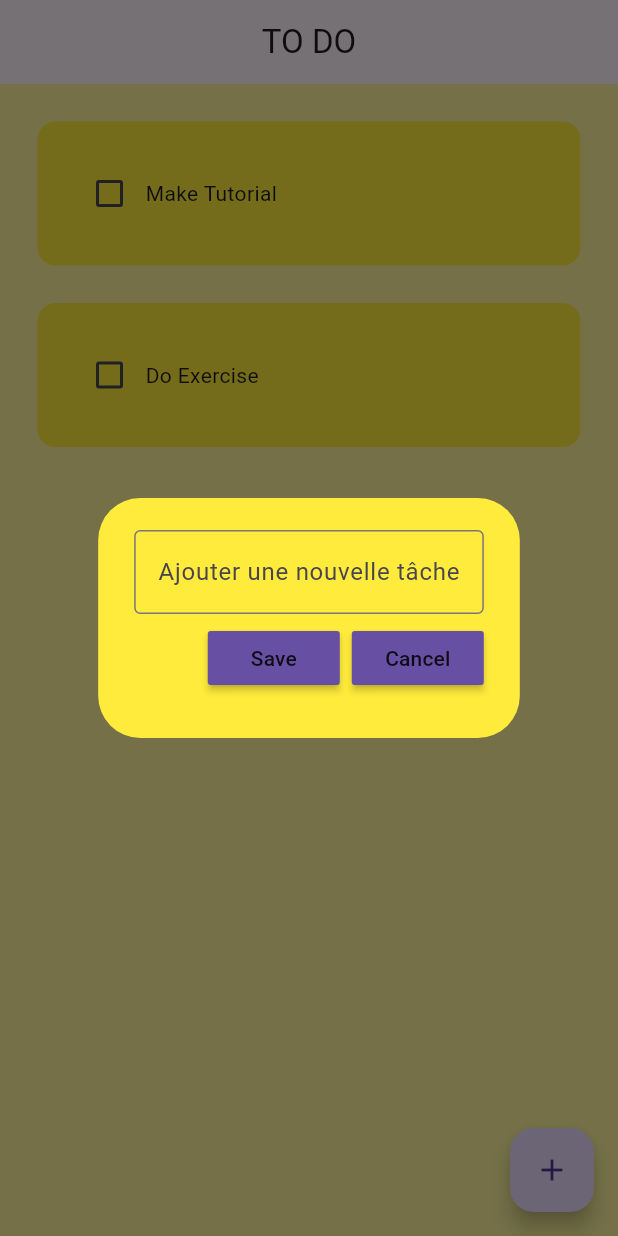
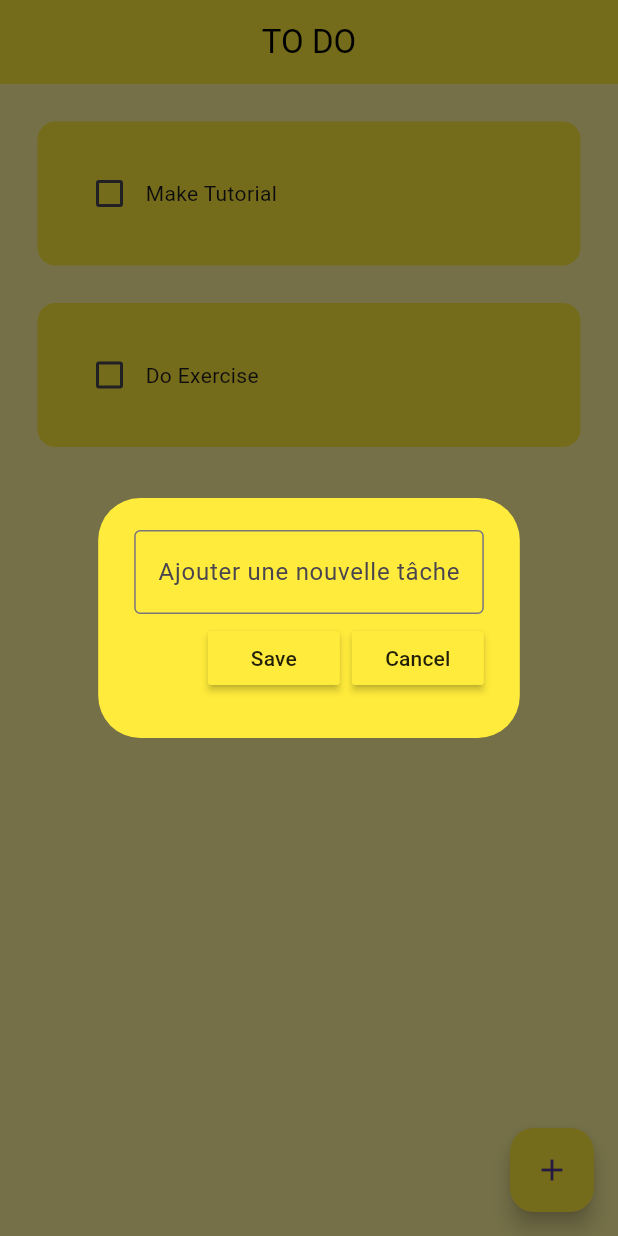
Before and after one commit to Kaiba777/ToDoListFlutter, a Flutter app: the screen it shows after launch, after a tap on the "add" icon, on a phone screen of 412 x 824 dp. Run offline on Flutter 3.47's test engine with Material 3 defaults, Android fonts, the phone set to English and light mode, and no system bars; drawn by our look-alikes of flutter_slidable; our stand-ins replace hive_flutter; accounts and stored records are empty.

```diff
--- /dev/null
+++ b/lib/data/database.dart
@@ -0,0 +1,26 @@
+import 'package:hive_flutter/hive_flutter.dart';
+
+class ToDoDataBase{
+  //Stocke les tâches
+  List toDoList = [];
+  final _myBox = Hive.box("mybox");
+
+  //Initialisation de la base de données
+  void createInitialData(){
+    toDoList = [
+      ["Make Tutorial", false],
+      ["Do Exercise", false],
+    ];
+  }
+
+  //Récupère les données de la base de données
+  void loadData(){
+    toDoList = _myBox.get("TODOLIST");
+  }
+
+  // Mise à jour de la base de données: car si je coche
+  // une tâche cela signifie que j'ai accomplie une tâche
+  void updateDataBase(){
+    _myBox.put("TODOLIST", toDoList);
+  }
+}
--- a/lib/main.dart
+++ b/lib/main.dart
@@ -1,7 +1,13 @@
 import 'package:flutter/material.dart';
+import 'package:hive_flutter/hive_flutter.dart';
 import 'package:todolist/pages/home_page.dart';
 
-void main() {
+void main() async {
+  //Initialiser hit c'est pour la base de données locales
+  await Hive.initFlutter();
+
+  var box = await Hive.openBox('mybox');
+
   runApp(const MyApp());
 }
 
@@ -14,7 +20,18 @@ class MyApp extends StatelessWidget {
     return MaterialApp(
       debugShowCheckedModeBanner: false,
       home: HomePage(),
-      theme: ThemeData(primarySwatch: Colors.yellow),
+      //Défini des couleurs par defaut
+      theme: ThemeData(
+        primarySwatch: Colors.yellow,
+        appBarTheme: AppBarTheme(
+          backgroundColor: Colors.yellow, // Couleur de fond de l'AppBar
+          foregroundColor: Colors.black, // Couleur du texte et des icônes
+        ),
+
+        floatingActionButtonTheme: FloatingActionButtonThemeData(
+          backgroundColor: Colors.yellow, // Couleur du bouton flottant
+        ),
+      ),
     );
   }
 }
--- a/lib/pages/home_page.dart
+++ b/lib/pages/home_page.dart
@@ -1,4 +1,6 @@
 import 'package:flutter/material.dart';
+import 'package:hive_flutter/hive_flutter.dart';
+import 'package:todolist/data/database.dart';
 import 'package:todolist/util/dialog_box.dart';
 import 'package:todolist/util/todo_tile.dart';
 
@@ -10,27 +12,40 @@ class HomePage extends StatefulWidget {
 }
 
 class _HomePageState extends State<HomePage> {
+  //gère la base de données en local
+  final _myBox = Hive.box('mybox');
+  ToDoDataBase db = ToDoDataBase();
+
+  @override
+  void initState() {
+
+    //Créer des données par défaut si c'est la première fois on ouvre l'app
+    if (_myBox.get("TODOLIST")  == null) {
+      db.createInitialData();
+    } else {
+      //sinon charger les données de la base de données
+      db.loadData();
+    }
+
+    super.initState();
+  }
 
   //Recupère les informations de AlertDialog
   final _controller = TextEditingController();
 
-  //Liste des ToDoList
-  List toDoList = [
-    ["Make Tutorial", false],
-    ["Do Exercise", false]
-  ];
-
   //Fonction pour gérer le changement du checkbox
   void checkBoxChanged(bool? value, int index) {
     setState(() {
-      toDoList[index][1] = !toDoList[index][1];
+      db.toDoList[index][1] = !db.toDoList[index][1];
     });
+    //Mise à jour de la base de données après que l'utilisateur à cocher une tâche
+    db.updateDataBase();
   }
 
   //Fonction pour ajouter de sauvegarde
   void saveNewTask(){
     setState(() {
-      toDoList.add([ _controller.text, false]);
+      db.toDoList.add([ _controller.text, false]);
       //Supprime le contenu du controller lorsqu'on ajoute une tâche
       _controller.clear();
     });
@@ -54,8 +69,10 @@ class _HomePageState extends State<HomePage> {
   //Fonction qui supprime une tâche
   void deleteTask(int index){
     setState(() {
-      toDoList.removeAt(index);
+      db.toDoList.removeAt(index);
     });
+    //Supprimer la tâche cocher
+    db.updateDataBase();
   }
 
   @override
@@ -70,12 +87,12 @@ class _HomePageState extends State<HomePage> {
         child: Icon(Icons.add),
       ),
       body: ListView.builder(
-        itemCount: toDoList.length,
+        itemCount: db.toDoList.length,
         itemBuilder: (context, index) {
           //ToDoTile gère la logique des tâches
           return ToDoTile(
-            taskName: toDoList[index][0],
-            taskCompleted: toDoList[index][1],
+            taskName: db.toDoList[index][0],
+            taskCompleted: db.toDoList[index][1],
             onChanged: (value) => checkBoxChanged(value, index),
             deleteFunction: (context) => deleteTask(index),
           );
--- a/lib/util/my_button.dart
+++ b/lib/util/my_button.dart
@@ -14,7 +14,8 @@ class MyButton extends StatelessWidget {
   Widget build(BuildContext context) {
     return MaterialButton(
       onPressed: onPressed,
-      color: Theme.of(context).primaryColor,
+      color: Colors.yellow,
+
       child: Text(text),
     );
   }
--- a/pubspec.yaml
+++ b/pubspec.yaml
@@ -30,6 +30,8 @@ environment:
 dependencies:
   flutter:
     sdk: flutter
+  hive: ^2.2.3
+  hive_flutter: ^1.1.0
 
 
   # The following adds the Cupertino Icons font to your application.
@@ -40,6 +42,8 @@ dependencies:
 dev_dependencies:
   flutter_test:
     sdk: flutter
+  hive_generator: ^1.1.3
+  build_runner: ^2.1.11
 
   # The "flutter_lints" package below contains a set of recommended lints to
   # encourage good coding practices. The lint set provided by the package is
```
Also changed, not shown: pubspec.lock, 1 other file.
